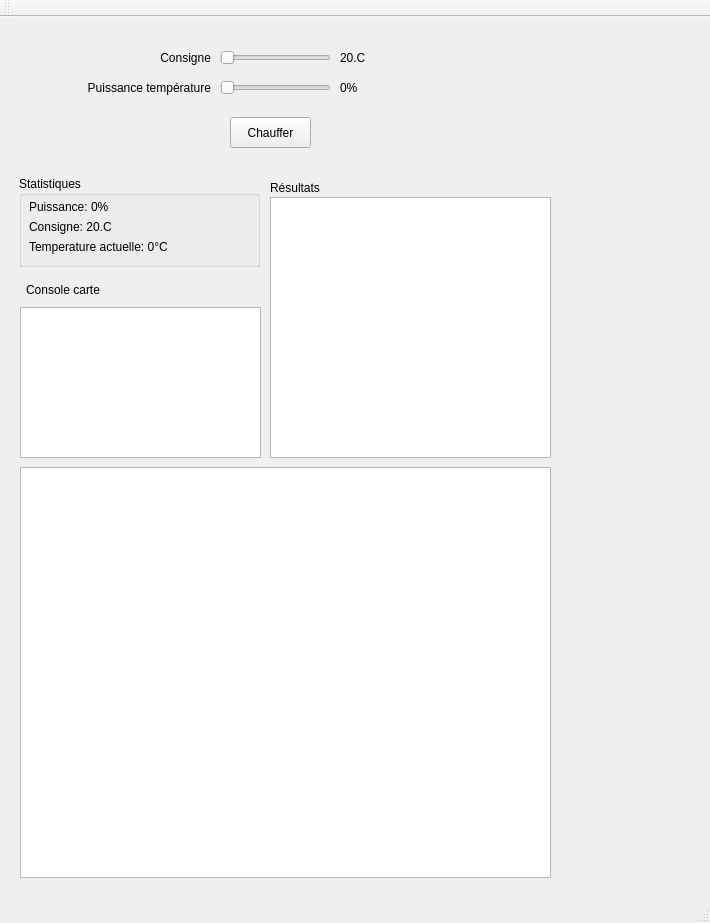
First picture: the form in Four/Four.ui, repository Tellier-Neo/Pilotage_four, before the edit.
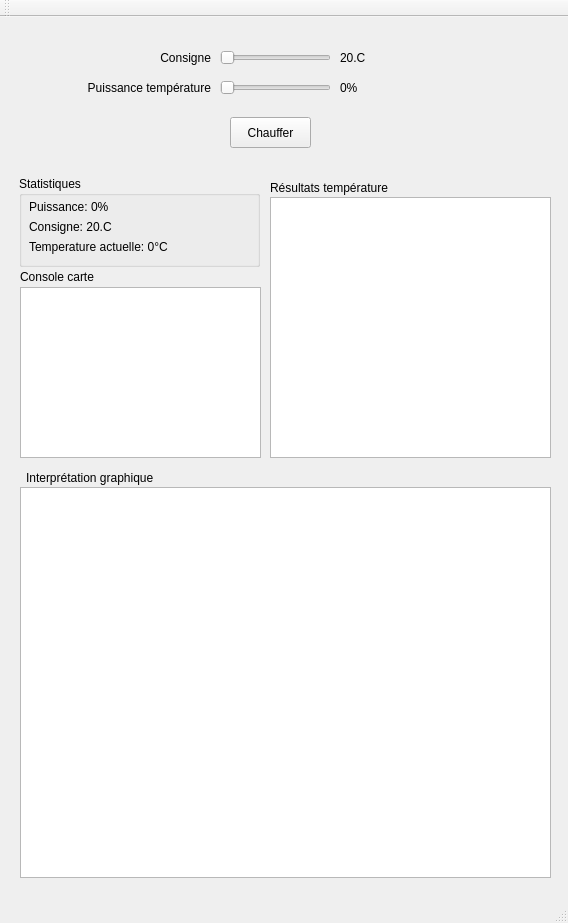
Second picture: the form after the edit.

Commit message: Ajout classe Carte9111 + Adaptation classe Four

What changed in the file:
```diff
--- a/Four/Four.ui
+++ b/Four/Four.ui
@@ -6,7 +6,7 @@
    <rect>
     <x>0</x>
     <y>0</y>
-    <width>710</width>
+    <width>568</width>
     <height>923</height>
    </rect>
   </property>
@@ -186,17 +186,17 @@
     <property name="geometry">
      <rect>
       <x>20</x>
-      <y>290</y>
+      <y>270</y>
       <width>241</width>
-      <height>151</height>
+      <height>171</height>
      </rect>
     </property>
    </widget>
    <widget class="QLabel" name="cardLogLabel">
     <property name="geometry">
      <rect>
-      <x>26</x>
-      <y>263</y>
+      <x>20</x>
+      <y>250</y>
       <width>231</width>
       <height>20</height>
      </rect>
@@ -210,24 +210,37 @@
      <rect>
       <x>270</x>
       <y>160</y>
-      <width>111</width>
+      <width>281</width>
       <height>21</height>
      </rect>
     </property>
     <property name="text">
-     <string>Résultats</string>
+     <string>Résultats température</string>
     </property>
    </widget>
    <widget class="QGraphicsView" name="temperatureGraphView">
     <property name="geometry">
      <rect>
       <x>20</x>
-      <y>450</y>
+      <y>470</y>
       <width>531</width>
-      <height>411</height>
+      <height>391</height>
      </rect>
     </property>
    </widget>
+   <widget class="QLabel" name="tempGraphLabel">
+    <property name="geometry">
+     <rect>
+      <x>26</x>
+      <y>450</y>
+      <width>521</width>
+      <height>21</height>
+     </rect>
+    </property>
+    <property name="text">
+     <string>Interprétation graphique</string>
+    </property>
+   </widget>
   </widget>
   <widget class="QMenuBar" name="menuBar">
    <property name="geometry">
```
Left out of the diff: 4 changed lines with no effect on the pictures. The commit also changes 36 other files.
